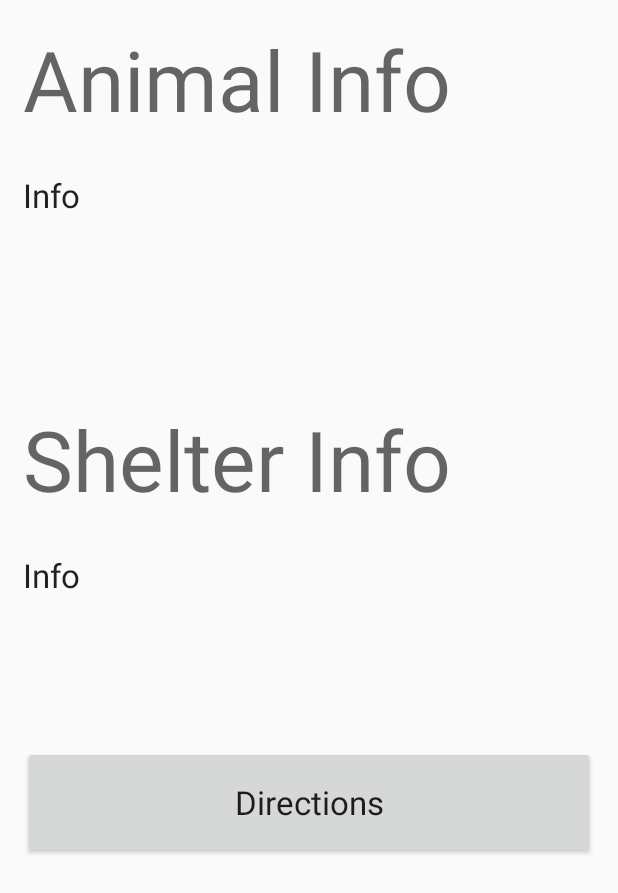
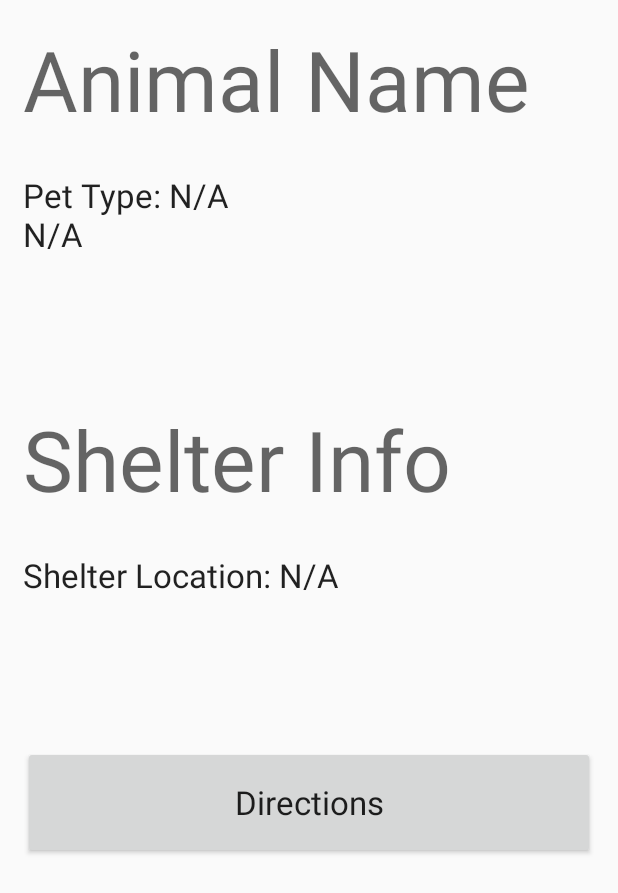
Before and after one commit to Calaber/Sheltinder, an Android app: the animalScreenActivity screen opened directly, with no data from a screen before it, after a tap on "INFO", on a phone screen of 412 x 824 dp. Shown: the top 893 px of the screen. Run offline under Robolectric (Android 15) with nearby library versions, the phone set to English and light mode, and no system bars; our stand-ins replace Volley; network calls fail; 1 statement that could not run was skipped.

Commit message:
Maybe JSON works for Animal screens Maybe
Fingers crossed

```diff
--- /dev/null
+++ b/Sheltinder/app/src/main/java/pets/sheltinder/PetData.java
@@ -0,0 +1,22 @@
+package pets.sheltinder;
+import com.android.volley.Response;
+import com.android.volley.toolbox.StringRequest;
+
+import java.util.HashMap;
+import java.util.Map;
+
+/**
+ * Created by alber_000 on 3/26/2017.
+ */
+
+class PetData extends StringRequest {
+    private static final String PET_REGISTER_REQUEST_URL = "http://sheltinderdatabase.000webhostapp.com/getPetInfo.php";
+
+    private Map<String, String> params;
+
+    PetData(Response.Listener<String> listener) {
+        super(Method.POST, PET_REGISTER_REQUEST_URL, listener, null);
+
+    }
+
+}
--- a/Sheltinder/app/src/main/java/pets/sheltinder/animalInfoScreenActivity.java
+++ b/Sheltinder/app/src/main/java/pets/sheltinder/animalInfoScreenActivity.java
@@ -3,11 +3,14 @@ package pets.sheltinder;
 import android.app.Activity;
 import android.content.Context;
 import android.content.Intent;
+import android.content.SharedPreferences;
 import android.os.Bundle;
 import android.util.Log;
 import android.widget.Button;
 import android.view.View;
 import android.view.View.OnClickListener;
+import android.widget.TextView;
+
 /**
  * Created by alber_000 on 2/22/2017.
  */
@@ -16,12 +19,28 @@ public class animalInfoScreenActivity extends Activity{
     private final String TAG = getClass().getSimpleName();
 
     Button bDirections;
+    TextView animalName;
+    TextView animalInfo;
+    TextView animalLoc;
     @Override
     protected void onCreate(Bundle savedInstanceState) {
         super.onCreate(savedInstanceState);
         setContentView(R.layout.animalinfoscreenlayout);
         addListenersOnButtons();
+        animalName=(TextView) findViewById(R.id.animalinfo);
+        animalInfo=(TextView) findViewById(R.id.ainfo);
+        animalLoc=(TextView) findViewById(R.id.sinfo);
         Log.d(TAG, "onCreate");
+        SharedPreferences settings = getSharedPreferences("CurrentPet",
+                Context.MODE_PRIVATE);
+        String petName = settings.getString("pet_name", "Animal Name");
+        String petDescription= settings.getString("pet_description","N/A");
+        String petLoc= settings.getString("pet_location","N/A");
+        String petType= settings.getString("pet_Type","N/A");
+
+        animalName.setText(petName);
+        animalInfo.setText("Pet Type: "+petType+"\n" +petDescription);
+        animalLoc.setText("Shelter Location: "+ petLoc);
     }
 
     public void addListenersOnButtons(){
--- a/Sheltinder/app/src/main/java/pets/sheltinder/animalScreenActivity.java
+++ b/Sheltinder/app/src/main/java/pets/sheltinder/animalScreenActivity.java
@@ -1,8 +1,10 @@
 package pets.sheltinder;
+
 
 import android.app.Activity;
 import android.content.Context;
 import android.content.Intent;
+import android.content.SharedPreferences;
 import android.os.Bundle;
 import android.util.Log;
 import android.widget.Button;
@@ -10,12 +12,35 @@ import android.view.View;
 import android.view.View.OnClickListener;
 import android.widget.ImageButton;
 
+import com.android.volley.RequestQueue;
+import com.android.volley.Response;
+import com.android.volley.toolbox.Volley;
+
+import org.json.JSONArray;
+import org.json.JSONException;
+import org.json.JSONObject;
+
+
+
 /**
  * Created by alber_000 on 2/22/2017.
  */
 
 public class animalScreenActivity extends Activity {
     private final String TAG = getClass().getSimpleName();
+    String myJSON;
+
+    private static final String TAG_RESULTS="result";
+    private static final String TAG_ID = "pet_id";
+    private static final String TAG_NAME = "pet_name";
+    private static final String TAG_LOC ="pet_location";
+    private static final String TAG_DESC ="pet_description";
+    private static final String TAG_TYP ="pet_type";
+
+    int currentPetIndex;
+
+    JSONArray pets = null;
+
 
     Button infoB;
     ImageButton nextAnimB;
@@ -25,11 +50,15 @@ public class animalScreenActivity extends Activity {
         setContentView(R.layout.animalscreenlayout);
         addListenersOnButtons();
         Log.d(TAG, "onCreate");
+        currentPetIndex=0;
+        getData();
+        setCurrentPet();
+
     }
 
     public void addListenersOnButtons(){
         addListenerOnInfoButton();
-        addListenerOnInfoButton();
+        addListenerOnNextAnimalButton();
     }
 
     public void addListenerOnInfoButton(){
@@ -50,9 +79,72 @@ public class animalScreenActivity extends Activity {
         nextAnimB.setOnClickListener(new OnClickListener() {
             @Override
             public void onClick(View v) {
+                currentPetIndex++;
+                setCurrentPet();
                 Intent intent = new Intent(context, animalScreenActivity.class);
                 startActivity(intent);
+
             }
         });
     }
+    private void setCurrentPet(){
+        String petID="N/A";
+        String petName="Animal Name";
+        String petLoc="N/A";
+        String petDesc="N/A";
+        String petType="N/A";
+        SharedPreferences settings = getSharedPreferences("CurrentPet",
+                Context.MODE_PRIVATE);
+        currentPetIndex=settings.getInt("currentPetIndex",currentPetIndex);
+
+        if(currentPetIndex>=pets.length()){
+            currentPetIndex=0;
+        }
+        if(pets!=null&& currentPetIndex<pets.length()){
+            try {
+                JSONObject temp = pets.getJSONObject(currentPetIndex);
+                petID = temp.getString(TAG_ID);
+                petName= temp.getString(TAG_NAME);
+                petLoc=temp.getString(TAG_LOC);
+                petDesc=temp.getString(TAG_DESC);
+                petType=temp.getString(TAG_TYP);
+            } catch (JSONException e){
+                Log.e("Sheltinder", "unexpected JSON exception", e);
+            }
+        }
+
+
+
+
+        SharedPreferences.Editor editor = settings.edit();
+
+        editor.putString("pet_id",petID);
+        editor.putString("pet_name",petName);
+        editor.putString("pet_location",petLoc);
+        editor.putString("pet_description",petDesc);
+        editor.putString("pet_Type",petType);
+        editor.putInt("currentPetIndex",currentPetIndex);
+        editor.commit();
+    }
+    public void getData(){
+        Response.Listener<String> responseListener = new Response.Listener<String>() {
+            @Override
+            public void onResponse(String response) {
+                try {
+                    JSONObject jsonResponse = new JSONObject(response);
+
+                    pets=jsonResponse.getJSONArray(TAG_RESULTS);
+
+
+                } catch (JSONException e) {
+                    e.printStackTrace();
+                }
+            }
+        };
+        PetData petInfo = new PetData(responseListener);
+        RequestQueue queue = Volley.newRequestQueue(animalScreenActivity.this);
+        queue.add(petInfo);
+
+    }
+
 }
--- a/Sheltinder/app/src/main/java/pets/sheltinder/settingScreenActivity.java
+++ b/Sheltinder/app/src/main/java/pets/sheltinder/settingScreenActivity.java
@@ -28,7 +28,7 @@ public class settingScreenActivity extends Activity {
     protected void onCreate(Bundle savedInstanceState) {
         super.onCreate(savedInstanceState);
         setContentView(R.layout.settingscreenlayout);
-        sharedPref= settingScreenActivity.this.getPreferences(Context.MODE_PRIVATE);
+        sharedPref= getSharedPreferences("settings",Context.MODE_PRIVATE);
         dog=false;
         cat=false;
         other=false;
```
